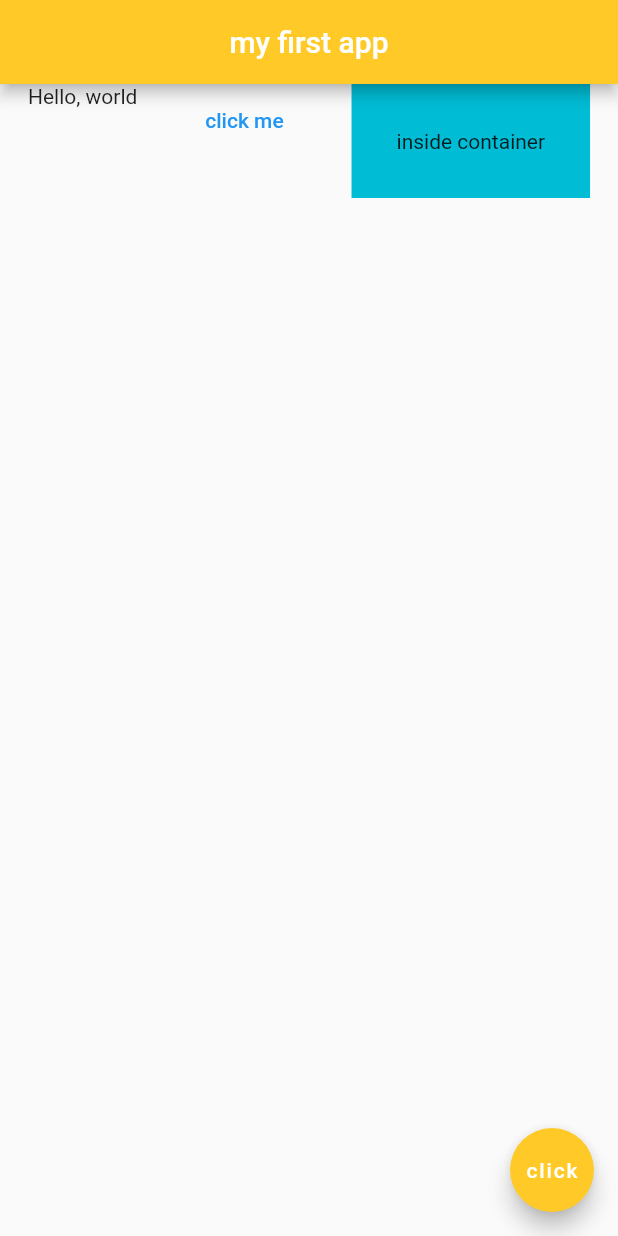
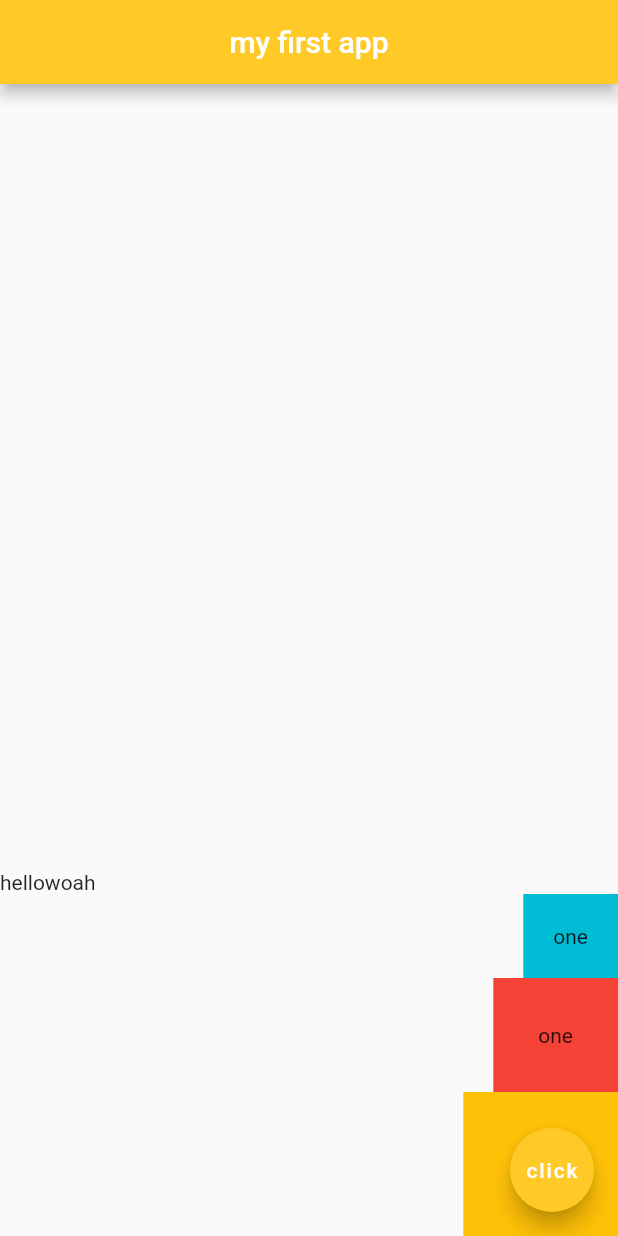
Before and after one commit to AkmalSab/learn_flutter, a Flutter app: the screen it shows after launch, on a phone screen of 412 x 824 dp. Run offline on Flutter 3.47's test engine with Material 2 defaults, Android fonts, the phone set to English and light mode, and no system bars.

Commit message:
#12 - Columns

```diff
--- a/lib/main.dart
+++ b/lib/main.dart
@@ -15,20 +15,32 @@ class Home extends StatelessWidget {
         centerTitle: true,
         backgroundColor: Colors.amber[400],
       ),
-      body: Row(
-        mainAxisAlignment: MainAxisAlignment.spaceAround,
-        crossAxisAlignment: CrossAxisAlignment.start,
+      body: Column(
+        mainAxisAlignment: MainAxisAlignment.end,
+        crossAxisAlignment: CrossAxisAlignment.end,
         children: [
-          Text('Hello, world'),
-          TextButton(
-            onPressed: () {},
-            child: Text('click me'),
+          Row(
+            children: [
+              Text('hello'),
+              Text('woah'),
+            ],
           ),
           Container(
+            padding: EdgeInsets.all(20.0),
             color: Colors.cyan,
+            child: Text('one'),
+          ),
+          Container(
             padding: EdgeInsets.all(30.0),
-            child: Text('inside container'),
+            color: Colors.red,
+            child: Text('one'),
           ),
+          Container(
+            padding: EdgeInsets.all(40.0),
+            color: Colors.amber,
+            child: Text('one'),
+          ),
+
         ],
       ),
       floatingActionButton: FloatingActionButton(
```
